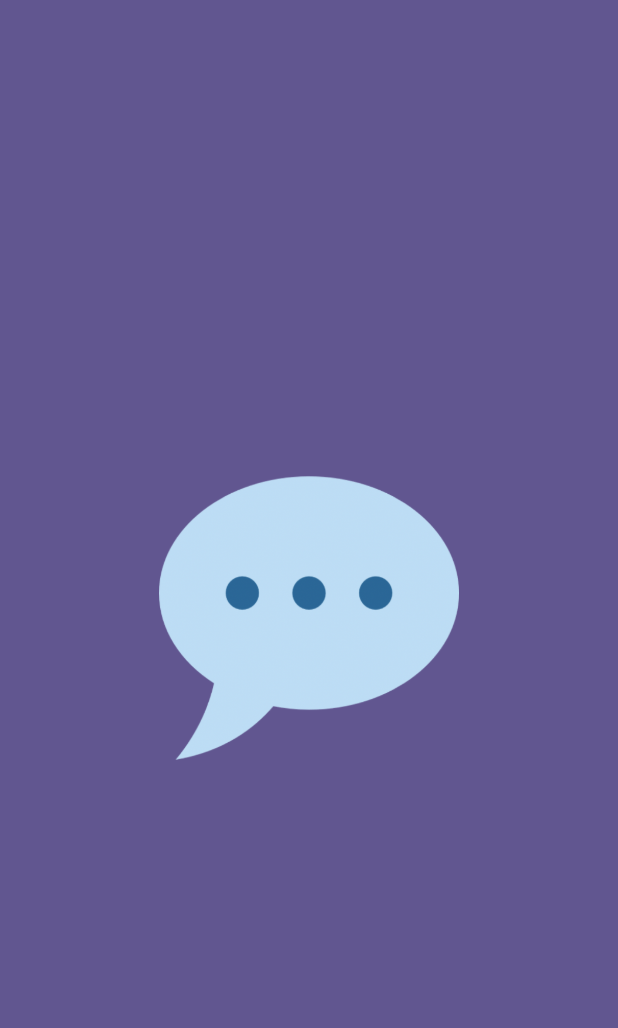
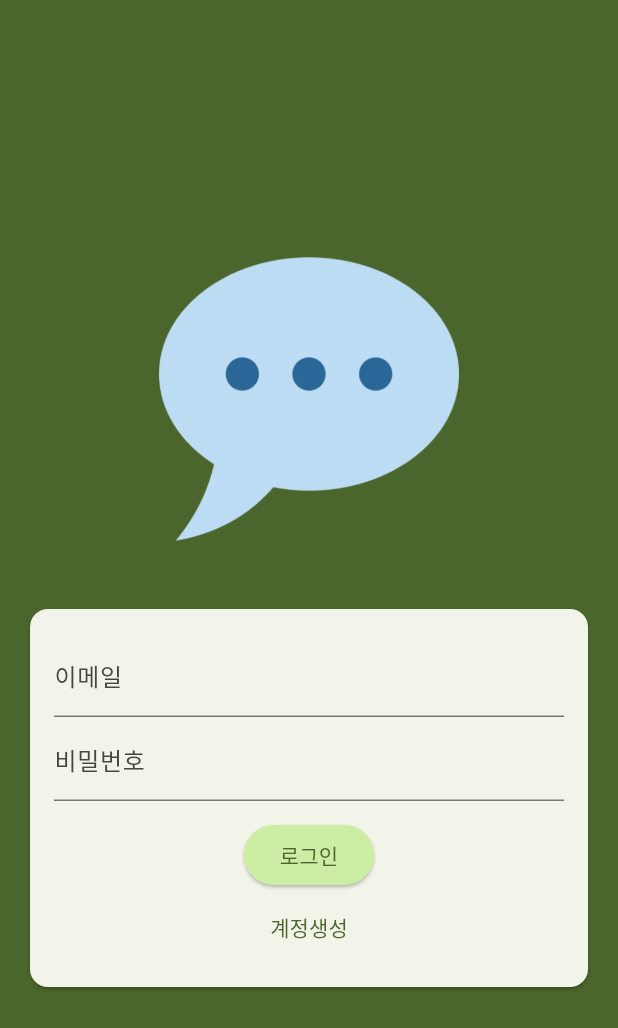
Before and after one commit to Shin-3117/Flutter-Study, a Flutter app: the screen it shows after launch, on a phone screen of 412 x 824 dp. Shown: the top 1028 px of the screen. Run offline on Flutter 3.47's test engine with Material 3 defaults, Android fonts, the phone set to English and light mode, and no system bars; our stand-ins replace google_fonts.

Commit message:
Feat: TextFormField 유효값 검증

```diff
--- a/chat_app/lib/main.dart
+++ b/chat_app/lib/main.dart
@@ -14,8 +14,7 @@ class MyApp extends StatelessWidget {
       title: 'FlutterChat',
       theme: ThemeData().copyWith(
         useMaterial3: true,
-        colorScheme: ColorScheme.fromSeed(
-            seedColor: const Color.fromARGB(255, 63, 17, 177)),
+        colorScheme: ColorScheme.fromSeed(seedColor: Colors.lightGreen),
       ),
       home: AuthScreen(),
     );
--- a/chat_app/lib/screens/auth.dart
+++ b/chat_app/lib/screens/auth.dart
@@ -9,6 +9,8 @@ class AuthScreen extends StatefulWidget {
 }
 
 class _AuthScreenState extends State<AuthScreen> {
+  var _isLogin = true;
+
   @override
   Widget build(BuildContext context) {
     return Scaffold(
@@ -23,6 +25,69 @@ class _AuthScreenState extends State<AuthScreen> {
                 width: 200,
                 child: Image.asset('assets/images/chat.png'),
               ),
+              Card(
+                margin: EdgeInsets.all(20),
+                child: SingleChildScrollView(
+                  child: Padding(
+                    padding: EdgeInsets.all(16),
+                    child: Form(
+                        child: Column(
+                      mainAxisSize: MainAxisSize.min,
+                      children: [
+                        TextFormField(
+                          decoration: InputDecoration(labelText: '이메일'),
+                          keyboardType: TextInputType.emailAddress,
+                          //오타 수정 끄기
+                          autocorrect: false,
+                          // 대문자로 안 바꿈
+                          textCapitalization: TextCapitalization.none,
+                          validator: (value) {
+                            //유효성 검증: 값이 비어있는 경우, @가 포함되지 않은 경우
+                            if (value == null ||
+                                value.trim().isEmpty ||
+                                !value.contains('@')) {
+                              return '이메일을 입력해 주세요';
+                            }
+
+                            return null;
+                          },
+                        ),
+                        TextFormField(
+                          decoration: InputDecoration(labelText: '비밀번호'),
+                          keyboardType: TextInputType.visiblePassword,
+                          //입력값 가리기
+                          obscureText: true,
+                          validator: (value) {
+                            //유효성 검증: 값이 비어있는 경우, @가 포함되지 않은 경우
+                            if (value == null || value.trim().length < 6) {
+                              return '비밀번호는 6자 이상이여야 합니다.';
+                            }
+
+                            return null;
+                          },
+                        ),
+                        const SizedBox(height: 12),
+                        ElevatedButton(
+                          onPressed: () {},
+                          style: ElevatedButton.styleFrom(
+                              backgroundColor: Theme.of(context)
+                                  .colorScheme
+                                  .primaryContainer),
+                          child: Text(_isLogin ? '로그인' : '회원가입'),
+                        ),
+                        TextButton(
+                          onPressed: () {
+                            setState(() {
+                              _isLogin = !_isLogin;
+                            });
+                          },
+                          child: Text(_isLogin ? '계정생성' : '이미 계정이 있어요!'),
+                        )
+                      ],
+                    )),
+                  ),
+                ),
+              )
             ],
           ),
         ),
```
